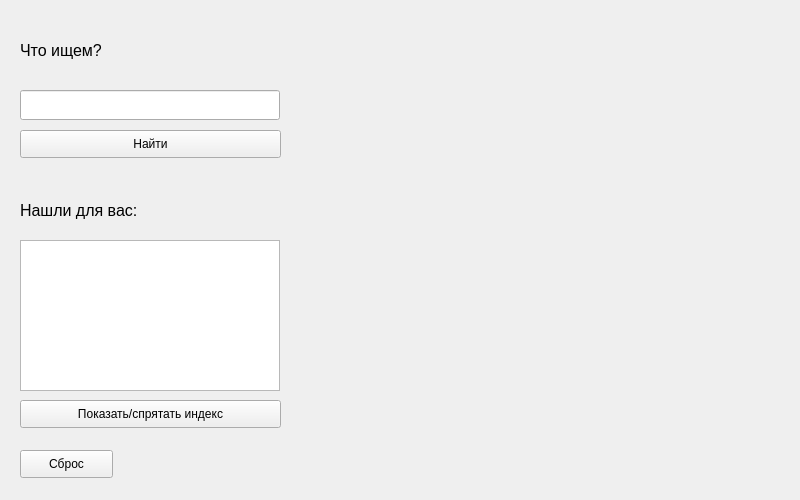
Above: map.ui from Onnya/MapsAPIProject before the change. Below: the same form after it.
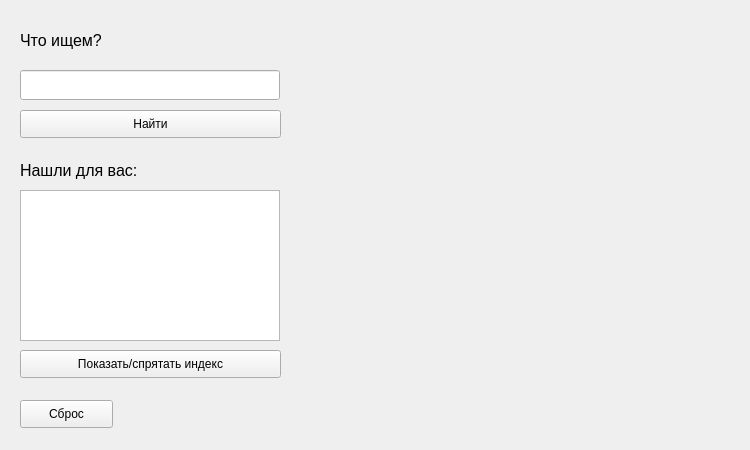
That is the form after the change.

Patch:
```diff
--- a/map.ui
+++ b/map.ui
@@ -6,8 +6,8 @@
    <rect>
     <x>0</x>
     <y>0</y>
-    <width>800</width>
-    <height>500</height>
+    <width>750</width>
+    <height>450</height>
    </rect>
   </property>
   <property name="windowTitle">
@@ -19,8 +19,8 @@
      <rect>
       <x>300</x>
       <y>0</y>
-      <width>500</width>
-      <height>500</height>
+      <width>450</width>
+      <height>450</height>
      </rect>
     </property>
     <property name="text">
@@ -31,7 +31,7 @@
     <property name="geometry">
      <rect>
       <x>20</x>
-      <y>90</y>
+      <y>70</y>
       <width>260</width>
       <height>30</height>
      </rect>
@@ -41,7 +41,7 @@
     <property name="geometry">
      <rect>
       <x>20</x>
-      <y>40</y>
+      <y>30</y>
       <width>151</width>
       <height>20</height>
      </rect>
@@ -59,7 +59,7 @@
     <property name="geometry">
      <rect>
       <x>20</x>
-      <y>130</y>
+      <y>110</y>
       <width>261</width>
       <height>28</height>
      </rect>
@@ -72,7 +72,7 @@
     <property name="geometry">
      <rect>
       <x>20</x>
-      <y>200</y>
+      <y>160</y>
       <width>151</width>
       <height>20</height>
      </rect>
@@ -90,7 +90,7 @@
     <property name="geometry">
      <rect>
       <x>20</x>
-      <y>240</y>
+      <y>190</y>
       <width>260</width>
       <height>151</height>
      </rect>
@@ -103,7 +103,7 @@
     <property name="geometry">
      <rect>
       <x>20</x>
-      <y>400</y>
+      <y>350</y>
       <width>261</width>
       <height>28</height>
      </rect>
@@ -116,7 +116,7 @@
     <property name="geometry">
      <rect>
       <x>20</x>
-      <y>450</y>
+      <y>400</y>
       <width>93</width>
       <height>28</height>
      </rect>
```
